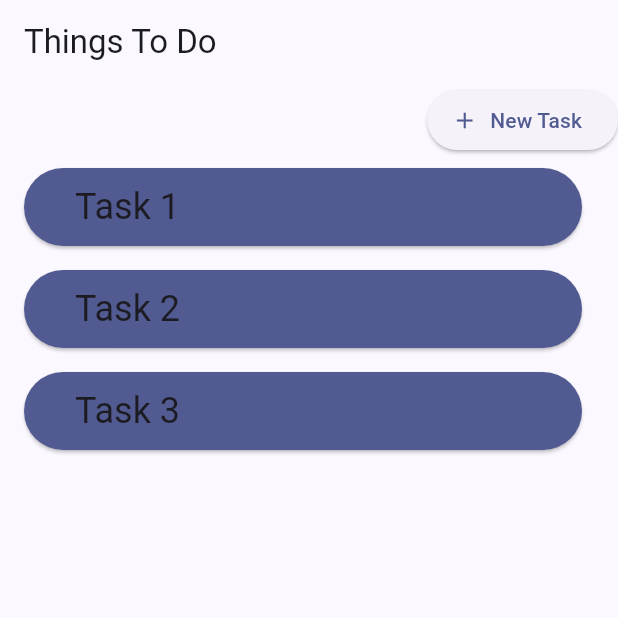
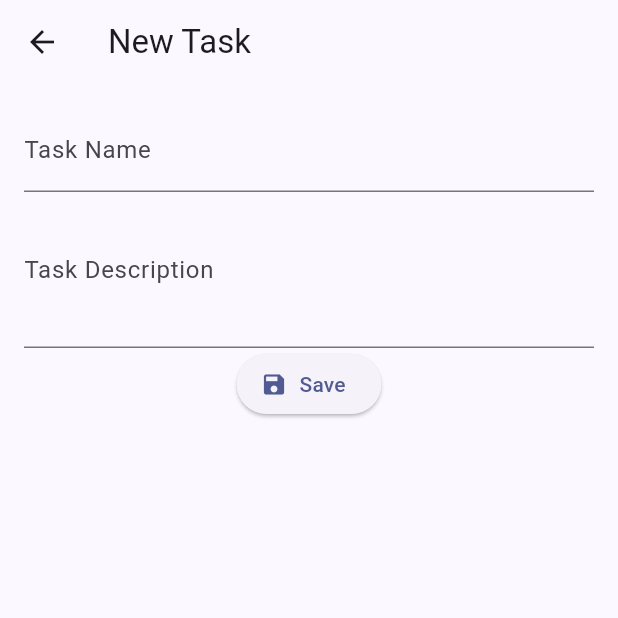
Before and after one commit to abhiroop43/flutter-todo, a Flutter app: the screen it shows after launch, after a tap on "New Task", on a phone screen of 412 x 824 dp, the top half of it. Run offline on Flutter 3.47's test engine with Material 3 defaults, Android fonts, the phone set to English and light mode, and no system bars.

Commit message:
feat: add todo creation functionality with form validation

```diff
--- a/lib/pages/todo/todocreate.dart
+++ b/lib/pages/todo/todocreate.dart
@@ -0,0 +1,74 @@
+import 'package:flutter/material.dart';
+
+class TodoCreate extends StatefulWidget {
+  const TodoCreate({super.key});
+
+  @override
+  _TodoCreateState createState() => _TodoCreateState();
+}
+
+class _TodoCreateState extends State<TodoCreate> {
+  final _formKey = GlobalKey<FormState>();
+  final _taskNameController = TextEditingController();
+  final _taskDescriptionController = TextEditingController();
+
+  @override
+  void dispose() {
+    _taskNameController.dispose();
+    _taskDescriptionController.dispose();
+    super.dispose();
+  }
+
+  @override
+  Widget build(BuildContext context) {
+    return Scaffold(
+      appBar: AppBar(
+        title: const Text('New Task'),
+      ),
+      body: Padding(
+        padding: const EdgeInsets.all(16.0),
+        child: Form(
+          key: _formKey,
+          child: Column(
+            children: [
+              TextFormField(
+                controller: _taskNameController,
+                decoration: const InputDecoration(
+                  labelText: 'Task Name',
+                ),
+                validator: (value) {
+                  if (value == null || value.isEmpty) {
+                    return 'Please enter a task name';
+                  }
+                  return null;
+                },
+              ),
+              TextFormField(
+                maxLines: 3,
+                controller: _taskDescriptionController,
+                decoration: const InputDecoration(
+                  labelText: 'Task Description',
+                ),
+                validator: (value) {
+                  if (value == null || value.isEmpty) {
+                    return 'Please enter a task description';
+                  }
+                  return null;
+                },
+              ),
+              ElevatedButton.icon(
+                onPressed: () {
+                  if (_formKey.currentState!.validate()) {
+                    Navigator.pop(context);
+                  }
+                },
+                icon: const Icon(Icons.save),
+                label: const Text('Save'),
+              ),
+            ],
+          ),
+        ),
+      ),
+    );
+  }
+}
--- a/lib/pages/todo/todolist.dart
+++ b/lib/pages/todo/todolist.dart
@@ -1,5 +1,6 @@
 import 'package:flutter/material.dart';
 import 'package:todo_app/models/todo.dart';
+import 'package:todo_app/pages/todo/todocreate.dart';
 
 import '../../components/datalist.dart';
 
@@ -21,7 +22,10 @@ class TodoList extends StatelessWidget {
           children: [
             ElevatedButton.icon(
               onPressed: () {
-                // Add your button action here
+                Navigator.push(
+                    context,
+                    MaterialPageRoute(
+                        builder: (context) => const TodoCreate()));
               },
               icon: const Icon(Icons.add),
               label: const Text('New Task'),
```
